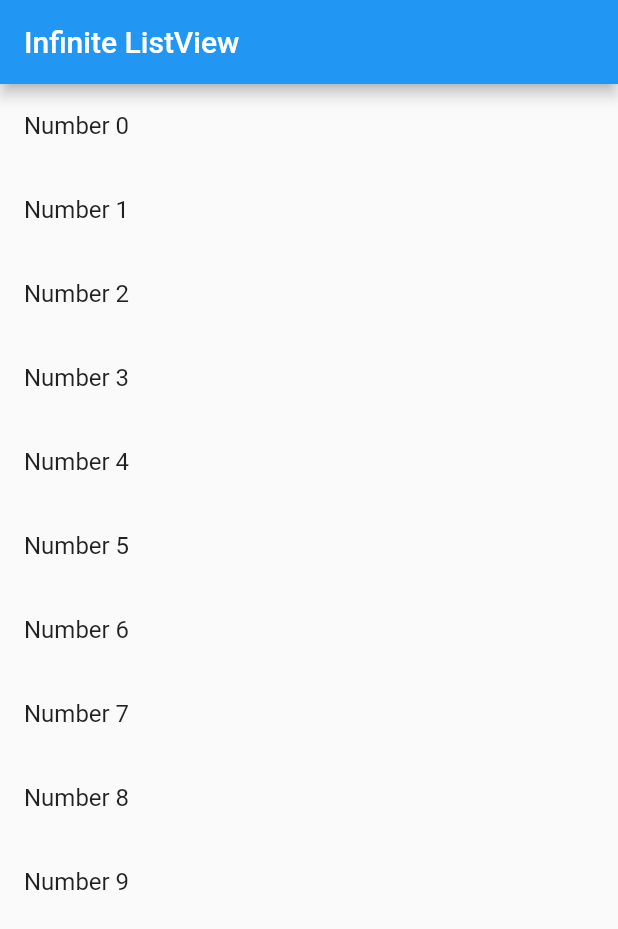
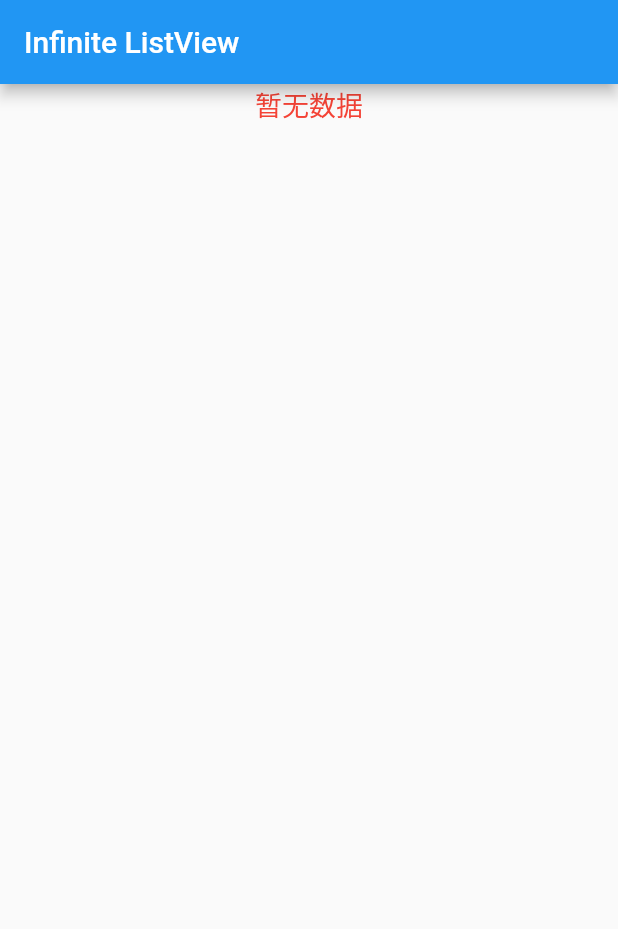
Before and after one commit to zxzxzxygithub/flutter_common_ui, a Flutter app: the first screen one second after launch, on a phone screen of 412 x 824 dp. Shown: the top 929 px of the screen. Run offline on Flutter 3.47's test engine with Material 2 defaults, Android fonts, the phone set to English and light mode, and no system bars.

Commit message:
Updated:延迟加载的使用

```diff
--- a/lib/listview/loadmore.dart
+++ b/lib/listview/loadmore.dart
@@ -8,13 +8,20 @@ class ListviewLoadMore extends StatefulWidget {
 }
 
 class _ListviewLoadMoreState extends State<ListviewLoadMore> {
-  List<int> items = List.generate(10, (i) => i);
+//  List<int> items = List.generate(10, (i) => i);
+  List<int> items = List<int>();
   ScrollController _scrollController = new ScrollController();
   bool isPerformingRequest = false;
+
+  Widget get emptyView => Center(child: Text("暂无数据",style: TextStyle(color: Colors.red,fontSize: 18),),);
 
   @override
   void initState() {
     super.initState();
+    // 延迟一秒加载
+    new Future.delayed(Duration(seconds: 1), () {
+      _getMoreData();
+    });
     _scrollController.addListener(() {
       if (_scrollController.position.pixels ==
           _scrollController.position.maxScrollExtent) {
@@ -33,7 +40,7 @@ class _ListviewLoadMoreState extends State<ListviewLoadMore> {
     if (!isPerformingRequest) {
       setState(() => isPerformingRequest = true);
       List<int> newEntries = await fakeRequest(
-          items.length, items.length + 10); //returns empty list
+          items.length, items.length + 10);
       if (newEntries.isEmpty) {
         double edge = 50.0;
         double offsetFromBottom = _scrollController.position.maxScrollExtent -
@@ -66,13 +73,17 @@ class _ListviewLoadMoreState extends State<ListviewLoadMore> {
 
   @override
   Widget build(BuildContext context) {
+    var itemCount = items.length + 1;
     return new Scaffold(
       appBar: AppBar(
         title: Text("Infinite ListView"),
       ),
       body: ListView.builder(
-        itemCount: items.length + 1,
+        itemCount: itemCount,
         itemBuilder: (context, index) {
+          if(index==0&&itemCount==1){
+            return emptyView;
+          }
           if (index == items.length) {
             return _buildProgressIndicator();
           } else {
```
